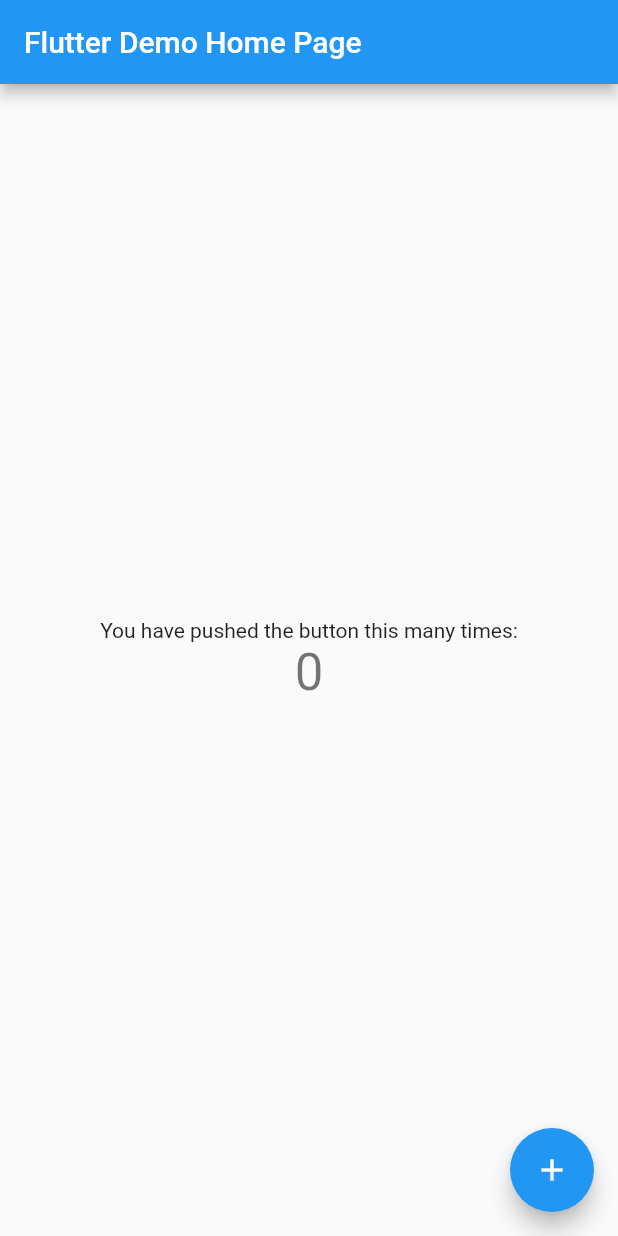
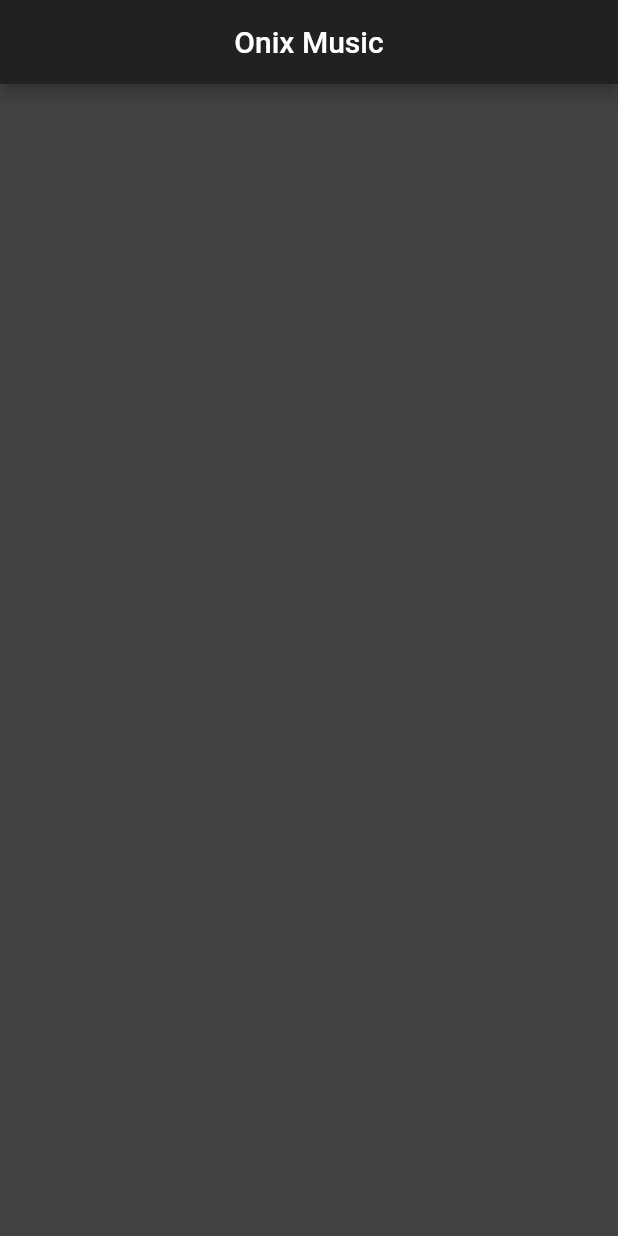
Before and after one commit to Lux-dev1/ONIX-PLAYER-V1, a Flutter app: the screen it shows after launch, on a phone screen of 412 x 824 dp. Run offline on Flutter 3.47's test engine with Material 2 defaults, Android fonts, the phone set to English and light mode, and no system bars.

```diff
--- a/lib/main.dart
+++ b/lib/main.dart
@@ -11,20 +11,13 @@ class MyApp extends StatelessWidget {
   @override
   Widget build(BuildContext context) {
     return MaterialApp(
-      title: 'Flutter Demo',
+      title: 'Onix Music',
       theme: ThemeData(
-        // This is the theme of your application.
-        //
-        // Try running your application with "flutter run". You'll see the
-        // application has a blue toolbar. Then, without quitting the app, try
-        // changing the primarySwatch below to Colors.green and then invoke
-        // "hot reload" (press "r" in the console where you ran "flutter run",
-        // or simply save your changes to "hot reload" in a Flutter IDE).
-        // Notice that the counter didn't reset back to zero; the application
-        // is not restarted.
-        primarySwatch: Colors.blue,
+      primarySwatch: Colors.blue,
+
       ),
-      home: const MyHomePage(title: 'Flutter Demo Home Page'),
+      home: const MyHomePage(title: 'Onix Music'),
+      debugShowCheckedModeBanner: false,
     );
   }
 }
@@ -32,14 +25,7 @@ class MyApp extends StatelessWidget {
 class MyHomePage extends StatefulWidget {
   const MyHomePage({Key? key, required this.title}) : super(key: key);
 
-  // This widget is the home page of your application. It is stateful, meaning
-  // that it has a State object (defined below) that contains fields that affect
-  // how it looks.
 
-  // This class is the configuration for the state. It holds the values (in this
-  // case the title) provided by the parent (in this case the App widget) and
-  // used by the build method of the State. Fields in a Widget subclass are
-  // always marked "final".
 
   final String title;
 
@@ -48,68 +34,30 @@ class MyHomePage extends StatefulWidget {
 }
 
 class _MyHomePageState extends State<MyHomePage> {
-  int _counter = 0;
 
-  void _incrementCounter() {
-    setState(() {
-      // This call to setState tells the Flutter framework that something has
-      // changed in this State, which causes it to rerun the build method below
-      // so that the display can reflect the updated values. If we changed
-      // _counter without calling setState(), then the build method would not be
-      // called again, and so nothing would appear to happen.
-      _counter++;
-    });
-  }
 
   @override
   Widget build(BuildContext context) {
-    // This method is rerun every time setState is called, for instance as done
-    // by the _incrementCounter method above.
-    //
-    // The Flutter framework has been optimized to make rerunning build methods
-    // fast, so that you can just rebuild anything that needs updating rather
-    // than having to individually change instances of widgets.
+
     return Scaffold(
       appBar: AppBar(
-        // Here we take the value from the MyHomePage object that was created by
-        // the App.build method, and use it to set our appbar title.
+        centerTitle : true,
+        backgroundColor: Colors.grey[900],
         title: Text(widget.title),
       ),
+      backgroundColor: Colors.grey[800],
       body: Center(
-        // Center is a layout widget. It takes a single child and positions it
-        // in the middle of the parent.
+
         child: Column(
-          // Column is also a layout widget. It takes a list of children and
-          // arranges them vertically. By default, it sizes itself to fit its
-          // children horizontally, and tries to be as tall as its parent.
-          //
-          // Invoke "debug painting" (press "p" in the console, choose the
-          // "Toggle Debug Paint" action from the Flutter Inspector in Android
-          // Studio, or the "Toggle Debug Paint" command in Visual Studio Code)
-          // to see the wireframe for each widget.
-          //
-          // Column has various properties to control how it sizes itself and
-          // how it positions its children. Here we use mainAxisAlignment to
-          // center the children vertically; the main axis here is the vertical
-          // axis because Columns are vertical (the cross axis would be
-          // horizontal).
-          mainAxisAlignment: MainAxisAlignment.center,
+
+          mainAxisAlignment: MainAxisAlignment.spaceEvenly,
           children: <Widget>[
-            const Text(
-              'You have pushed the button this many times:',
-            ),
-            Text(
-              '$_counter',
-              style: Theme.of(context).textTheme.headline4,
-            ),
+
+
           ],
         ),
       ),
-      floatingActionButton: FloatingActionButton(
-        onPressed: _incrementCounter,
-        tooltip: 'Increment',
-        child: const Icon(Icons.add),
-      ), // This trailing comma makes auto-formatting nicer for build methods.
+
     );
   }
 }
```
